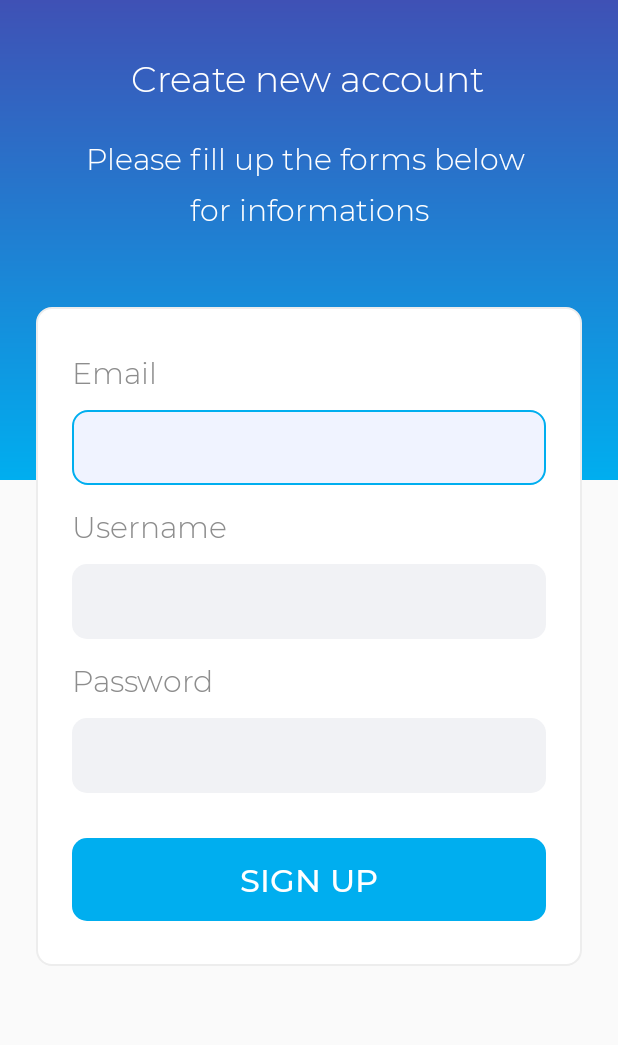
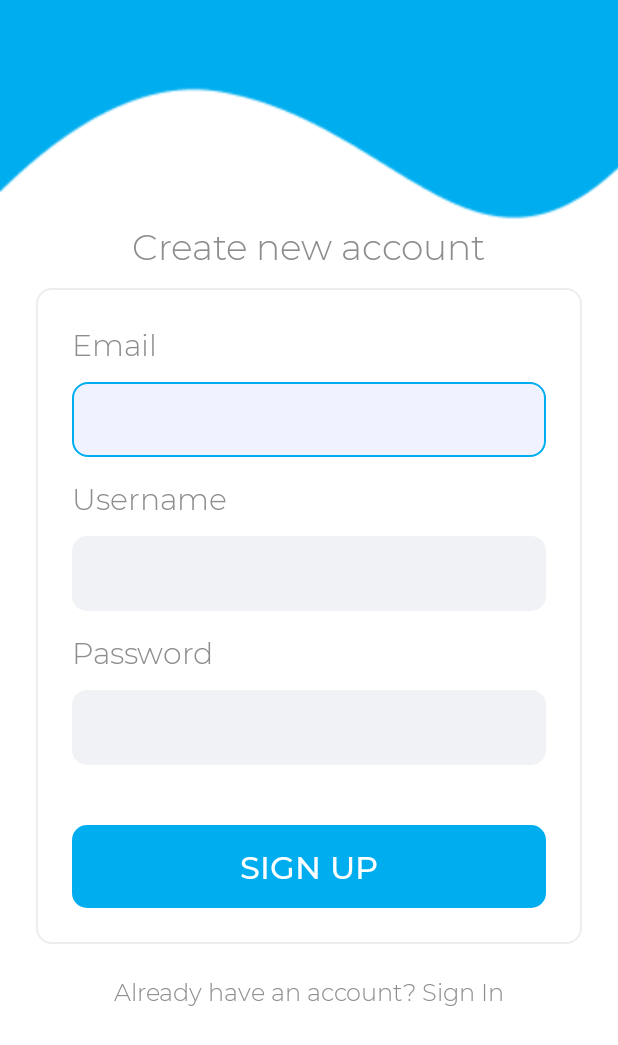
Before and after one commit to muammarahlnn/Tugas3, an Android app: the RegisterActivity screen opened directly, with no data from a screen before it, on a phone screen of 412 x 824 dp. Shown: the top 1045 px of the screen. Run offline under Robolectric (Android 15) with nearby library versions, the phone set to English and light mode, and no system bars.

Commit message:
fix login and register activity's UI

```diff
--- a/app/src/main/java/com/ardnn/tugas3/RegisterActivity.java
+++ b/app/src/main/java/com/ardnn/tugas3/RegisterActivity.java
@@ -2,13 +2,32 @@ package com.ardnn.tugas3;
 
 import androidx.appcompat.app.AppCompatActivity;
 
+import android.content.Intent;
 import android.os.Bundle;
+import android.view.View;
+import android.widget.TextView;
 
-public class RegisterActivity extends AppCompatActivity {
+public class RegisterActivity extends AppCompatActivity implements View.OnClickListener {
+
+    TextView tvSignIn;
 
     @Override
     protected void onCreate(Bundle savedInstanceState) {
         super.onCreate(savedInstanceState);
         setContentView(R.layout.activity_register);
+
+        tvSignIn = findViewById(R.id.tv_signin);
+        tvSignIn.setOnClickListener(this);
+    }
+
+    @Override
+    public void onClick(View v) {
+        switch (v.getId()) {
+            case R.id.tv_signin:
+                Intent goToLogin = new Intent(RegisterActivity.this, LoginActivity.class);
+                startActivity(goToLogin);
+                finish();
+                break;
+        }
     }
 }
--- a/app/src/main/res/layout/activity_register.xml
+++ b/app/src/main/res/layout/activity_register.xml
@@ -4,72 +4,38 @@
     xmlns:tools="http://schemas.android.com/tools"
     android:layout_width="match_parent"
     android:layout_height="match_parent"
+    android:background="@drawable/bg_login"
     tools:context=".RegisterActivity">
 
-    <View
-        android:id="@+id/view2"
-        android:layout_width="match_parent"
-        android:layout_height="320dp"
-        android:background="@drawable/bg_gradient_blue"
-        app:layout_constraintEnd_toEndOf="parent"
-        app:layout_constraintStart_toStartOf="parent"
-        app:layout_constraintTop_toTopOf="parent" />
 
     <TextView
         android:id="@+id/textView2"
         android:layout_width="wrap_content"
         android:layout_height="wrap_content"
-        android:layout_marginTop="36dp"
+        android:layout_marginTop="148dp"
         android:fontFamily="@font/monsterrat_light"
         android:text="Create new account"
-        android:textColor="@color/white"
+        android:textColor="@color/grayPrimary"
         android:textSize="24sp"
-        android:layout_marginStart="8dp"
-        android:layout_marginEnd="8dp"
         app:layout_constraintEnd_toEndOf="parent"
-        app:layout_constraintHorizontal_bias="0.496"
         app:layout_constraintStart_toStartOf="parent"
-        app:layout_constraintTop_toTopOf="@+id/view2" />
-
-    <TextView
-        android:id="@+id/textView4"
-        android:layout_width="wrap_content"
-        android:layout_height="wrap_content"
-        android:layout_marginStart="8dp"
-        android:layout_marginTop="24dp"
-        android:layout_marginEnd="8dp"
-        android:fontFamily="@font/monsterrat_light"
-        android:lineSpacingExtra="9dp"
-        android:text="Please fill up the forms below \nfor informations"
-        android:textAlignment="center"
-        android:textColor="@color/white"
-        android:textSize="20sp"
-        app:layout_constraintEnd_toEndOf="parent"
-        app:layout_constraintHorizontal_bias="0.503"
-        app:layout_constraintStart_toStartOf="parent"
-        app:layout_constraintTop_toBottomOf="@+id/textView2" />
+        app:layout_constraintTop_toTopOf="parent" />
 
     <LinearLayout
         android:id="@+id/linearLayout"
         android:layout_width="match_parent"
         android:layout_height="wrap_content"
-        android:layout_marginStart="24dp"
-        android:layout_marginTop="52dp"
-        android:layout_marginEnd="24dp"
+        android:layout_marginTop="12dp"
         android:background="@drawable/bg_layout_form"
         android:orientation="vertical"
-        android:paddingTop="30dp"
-        android:paddingBottom="30dp"
-        app:layout_constraintEnd_toEndOf="parent"
-        app:layout_constraintHorizontal_bias="1.0"
-        app:layout_constraintStart_toStartOf="parent"
-        app:layout_constraintTop_toBottomOf="@+id/textView4">
+        android:padding="24dp"
+        android:layout_marginStart="24dp"
+        android:layout_marginEnd="24dp"
+        app:layout_constraintTop_toBottomOf="@+id/textView2">
 
         <LinearLayout
             android:layout_width="match_parent"
             android:layout_height="wrap_content"
-            android:layout_marginLeft="24dp"
-            android:layout_marginRight="24dp"
             android:layout_marginBottom="14dp"
             android:orientation="vertical">
 
@@ -98,8 +64,6 @@
         <LinearLayout
             android:layout_width="match_parent"
             android:layout_height="wrap_content"
-            android:layout_marginLeft="24dp"
-            android:layout_marginRight="24dp"
             android:layout_marginBottom="14dp"
             android:orientation="vertical">
 
@@ -127,8 +91,6 @@
         <LinearLayout
             android:layout_width="match_parent"
             android:layout_height="wrap_content"
-            android:layout_marginLeft="24dp"
-            android:layout_marginRight="24dp"
             android:orientation="vertical">
 
             <TextView
@@ -156,9 +118,7 @@
             android:id="@+id/btn_sign_in"
             android:layout_width="match_parent"
             android:layout_height="55dp"
-            android:layout_marginLeft="24dp"
-            android:layout_marginTop="30dp"
-            android:layout_marginRight="24dp"
+            android:layout_marginTop="40dp"
             android:background="@drawable/bg_button_blue_primary"
             android:fontFamily="@font/monsterrat_medium"
             android:text="Sign Up"
@@ -167,8 +127,18 @@
 
     </LinearLayout>
 
-
-
+    <TextView
+        android:id="@+id/tv_signin"
+        android:layout_width="wrap_content"
+        android:layout_height="wrap_content"
+        android:layout_marginTop="21dp"
+        android:fontFamily="@font/monsterrat_light"
+        android:text="Already have an account? Sign In"
+        android:textColor="@color/grayPrimary"
+        android:textSize="16sp"
+        app:layout_constraintEnd_toEndOf="parent"
+        app:layout_constraintStart_toStartOf="parent"
+        app:layout_constraintTop_toBottomOf="@+id/linearLayout" />
 
 
 </androidx.constraintlayout.widget.ConstraintLayout>
--- a/app/src/main/res/values/themes.xml
+++ b/app/src/main/res/values/themes.xml
@@ -2,8 +2,8 @@
     <!-- Base application theme. -->
     <style name="Theme.Tugas3" parent="Theme.AppCompat.Light.NoActionBar">
         <!-- Primary brand color. -->
-        <item name="colorPrimary">@color/purple_500</item>
-        <item name="colorPrimaryVariant">@color/purple_700</item>
+        <item name="colorPrimary">@color/bluePrimary</item>
+        <item name="colorPrimaryVariant">@color/bluePrimary</item>
         <item name="colorOnPrimary">@color/white</item>
         <!-- Secondary brand color. -->
         <item name="colorSecondary">@color/teal_200</item>
```
Also changed, not shown: app/src/main/java/com/ardnn/tugas3/LoginActivity.java (+5 -4 lines), app/src/main/res/layout/activity_login.xml (+39 -7 lines), app/src/main/res/drawable/bg_form.png (deleted), app/src/main/res/drawable/bg_login.png (added).
